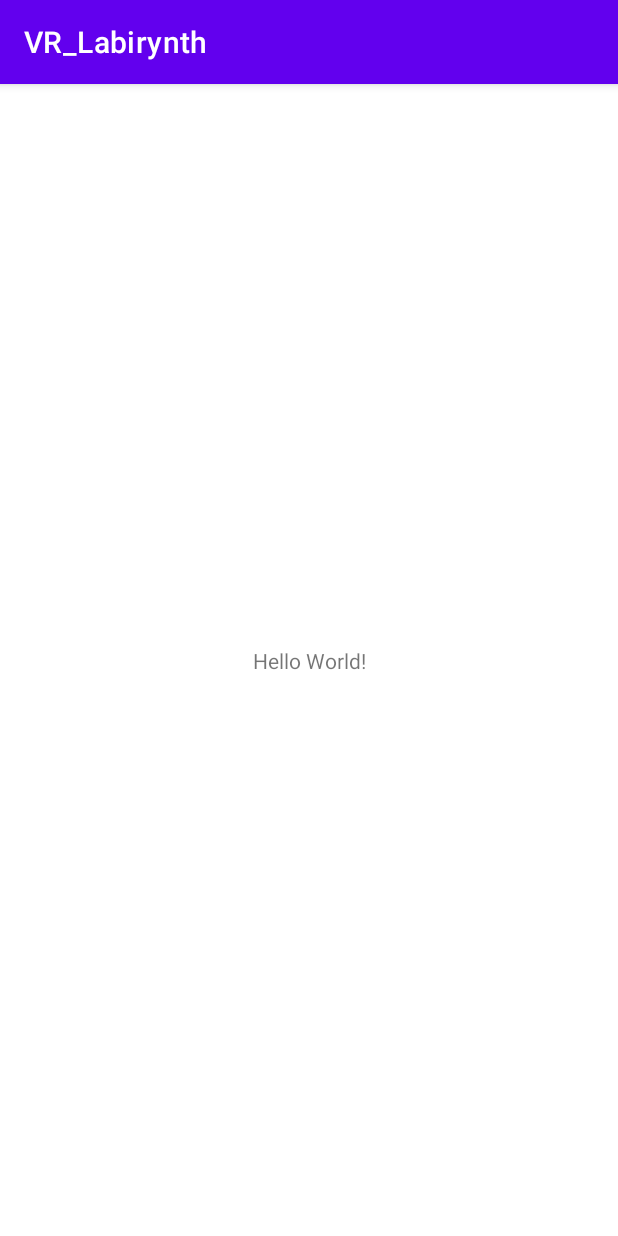
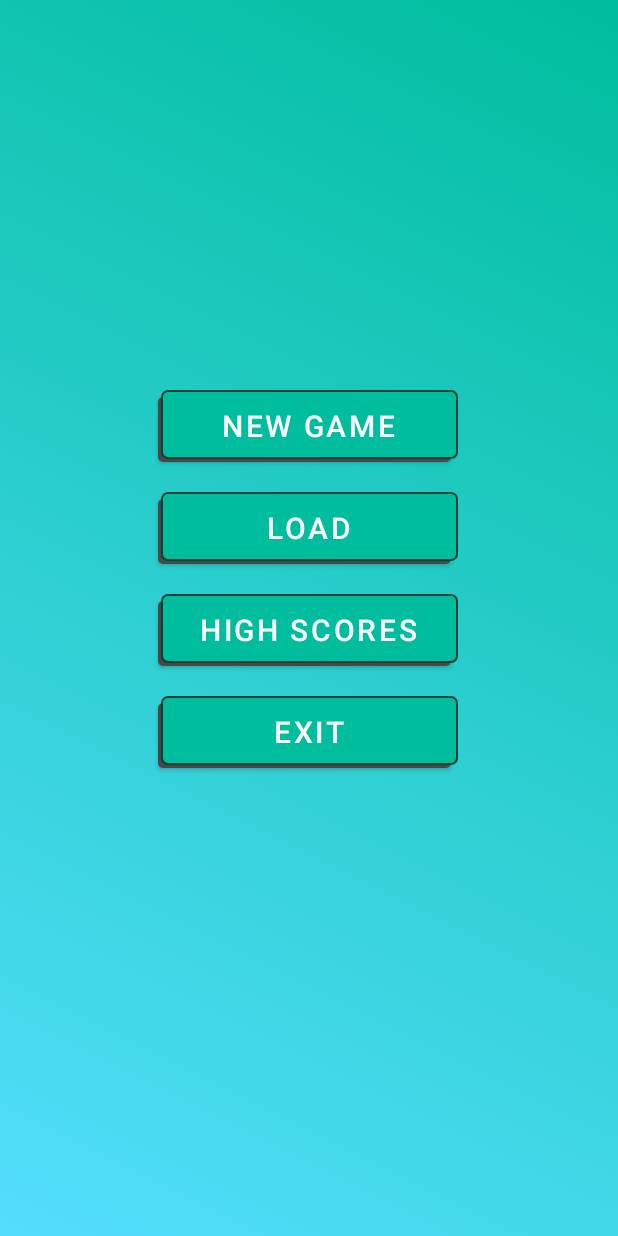
Before and after one commit to michal1702/VR_Labirynth, an Android app: the screen it shows after launch (MainActivity), on a phone screen of 412 x 824 dp. Run offline under Robolectric (Android 15) with nearby library versions, the phone set to English and light mode, and no system bars.

Commit message:
created main menu layout

```diff
--- a/app/build.gradle
+++ b/app/build.gradle
@@ -30,6 +30,9 @@ android {
     kotlinOptions {
         jvmTarget = '1.8'
     }
+    buildFeatures {
+        viewBinding true
+    }
 }
 
 dependencies {
--- a/app/src/main/java/pl/polsl/vr_labirynth/MainActivity.kt
+++ b/app/src/main/java/pl/polsl/vr_labirynth/MainActivity.kt
@@ -1,11 +1,71 @@
 package pl.polsl.vr_labirynth
 
+import android.annotation.SuppressLint
+import android.graphics.drawable.AnimationDrawable
+import android.os.Bundle
+import android.view.MotionEvent
+import android.view.View
 import androidx.appcompat.app.AppCompatActivity
-import android.os.Bundle
+import pl.polsl.vr_labirynth.databinding.ActivityMainBinding
+import kotlin.system.exitProcess
+
 
 class MainActivity : AppCompatActivity() {
+
+    private lateinit var binding: ActivityMainBinding
+
+    private val exitButtonClickListener =  View.OnClickListener{ exitButtonClicked() }
+    @SuppressLint("ClickableViewAccessibility")
     override fun onCreate(savedInstanceState: Bundle?) {
         super.onCreate(savedInstanceState)
-        setContentView(R.layout.activity_main)
+        binding = ActivityMainBinding.inflate(layoutInflater)
+        setContentView(binding.root)
+
+        val animation: AnimationDrawable = binding.mainMenuLayout.background as AnimationDrawable
+        animation.setEnterFadeDuration(2000)
+        animation.setExitFadeDuration(4000)
+        animation.start()
+
+        binding.newGameButton.setOnTouchListener { v, event ->
+            touched(v, event)
+            v?.onTouchEvent(event) ?: true
+        }
+        binding.loadButton.setOnTouchListener { v, event ->
+            touched(v, event)
+            v?.onTouchEvent(event) ?: true
+        }
+        binding.highScoresButton.setOnTouchListener { v, event ->
+            touched(v, event)
+            v?.onTouchEvent(event) ?: true
+        }
+        binding.exitButton.setOnTouchListener { v, event ->
+            touched(v, event)
+            v?.onTouchEvent(event) ?: true
+        }
+        binding.exitButton.setOnClickListener(exitButtonClickListener)
+    }
+
+    /**
+     * Method changes background color after a touch
+     * @param view current view
+     * @param event action performed on a button
+     */
+    private fun touched(view: View, event: MotionEvent?){
+        when (event?.action) {
+            MotionEvent.ACTION_DOWN -> {
+                view.setBackgroundResource(R.drawable.button_touched_background)
+            }
+            MotionEvent.ACTION_UP -> {
+                view.setBackgroundResource(R.drawable.buttons_background)
+            }
+        }
+    }
+
+    /**
+     * Exit point of an application
+     */
+    private fun exitButtonClicked(){
+        finish()
+        exitProcess(0);
     }
 }
--- /dev/null
+++ b/app/src/main/res/drawable/button_touched_background.xml
@@ -0,0 +1,23 @@
+<?xml version="1.0" encoding="utf-8"?>
+<selector xmlns:android="http://schemas.android.com/apk/res/android">
+    <item>
+        <layer-list>
+            <item android:right="5dp" android:top="5dp">
+                <shape>
+                    <corners android:radius="3dp" />
+                    <solid android:color="#4A4747" />
+                </shape>
+            </item>
+            <item android:bottom="2dp" android:left="2dp">
+                <shape>
+                    <gradient android:angle="270"
+                        android:endColor="#02937A" android:startColor="#FF02937A" />
+                    <stroke android:width="1dp" android:color="#034237" />
+                    <corners android:radius="4dp" />
+                    <padding android:bottom="10dp" android:left="10dp"
+                        android:right="10dp" android:top="10dp" />
+                </shape>
+            </item>
+        </layer-list>
+    </item>
+</selector>
--- /dev/null
+++ b/app/src/main/res/drawable/buttons_background.xml
@@ -0,0 +1,24 @@
+<?xml version="1.0" encoding="utf-8"?>
+<selector xmlns:android="http://schemas.android.com/apk/res/android">
+    <item>
+        <layer-list>
+            <item android:right="5dp" android:top="5dp">
+                <shape>
+                    <corners android:radius="3dp" />
+                    <solid android:color="#4A4747" />
+                </shape>
+            </item>
+            <item android:bottom="2dp" android:left="2dp">
+                <shape>
+                    <gradient android:angle="270"
+                        android:endColor="#00BD9D" android:startColor="#00BD9D" />
+                    <stroke android:width="1dp" android:color="#034237" />
+                    <corners android:radius="4dp" />
+                    <padding android:bottom="10dp" android:left="10dp"
+                        android:right="10dp" android:top="10dp" />
+                </shape>
+            </item>
+        </layer-list>
+    </item>
+
+</selector>
--- /dev/null
+++ b/app/src/main/res/drawable/gradient_1.xml
@@ -0,0 +1,6 @@
+<?xml version="1.0" encoding="utf-8"?>
+<shape xmlns:android="http://schemas.android.com/apk/res/android">
+    <gradient android:angle="225"
+        android:endColor="#FFFBFA"
+        android:startColor="#49C6E5"/>
+</shape>
--- /dev/null
+++ b/app/src/main/res/drawable/gradient_2.xml
@@ -0,0 +1,6 @@
+<?xml version="1.0" encoding="utf-8"?>
+<shape xmlns:android="http://schemas.android.com/apk/res/android">
+    <gradient android:angle="45"
+        android:endColor="#00BD9D"
+        android:startColor="#54DEFD"/>
+</shape>
--- /dev/null
+++ b/app/src/main/res/drawable/gradient_3.xml
@@ -0,0 +1,6 @@
+<?xml version="1.0" encoding="utf-8"?>
+<shape xmlns:android="http://schemas.android.com/apk/res/android">
+    <gradient android:angle="225"
+        android:endColor="#8BD7D2"
+        android:startColor="#CEFB01"/>
+</shape>
--- /dev/null
+++ b/app/src/main/res/drawable/gradient_list.xml
@@ -0,0 +1,9 @@
+<?xml version="1.0" encoding="utf-8"?>
+<animation-list xmlns:android="http://schemas.android.com/apk/res/android">
+    <item android:drawable="@drawable/gradient_1"
+        android:duration="4000"/>
+    <item android:drawable="@drawable/gradient_2"
+        android:duration="4000"/>
+    <item android:drawable="@drawable/gradient_3"
+        android:duration="4000"/>
+</animation-list>
--- a/app/src/main/res/layout/activity_main.xml
+++ b/app/src/main/res/layout/activity_main.xml
@@ -2,17 +2,62 @@
 <androidx.constraintlayout.widget.ConstraintLayout xmlns:android="http://schemas.android.com/apk/res/android"
     xmlns:app="http://schemas.android.com/apk/res-auto"
     xmlns:tools="http://schemas.android.com/tools"
+    android:id="@+id/mainMenuLayout"
+    android:background="@drawable/gradient_list"
     android:layout_width="match_parent"
     android:layout_height="match_parent"
     tools:context=".MainActivity">
 
-    <TextView
-        android:layout_width="wrap_content"
+    <Button
+        android:id="@+id/newGameButton"
+        android:layout_width="200dp"
         android:layout_height="wrap_content"
-        android:text="Hello World!"
-        app:layout_constraintBottom_toBottomOf="parent"
-        app:layout_constraintLeft_toLeftOf="parent"
-        app:layout_constraintRight_toRightOf="parent"
+        android:layout_marginTop="260dp"
+        android:background="@drawable/buttons_background"
+        android:text="New game"
+        android:textSize="20sp"
+        app:backgroundTint="@null"
+        app:layout_constraintEnd_toEndOf="parent"
+        app:layout_constraintHorizontal_bias="0.498"
+        app:layout_constraintStart_toStartOf="parent"
         app:layout_constraintTop_toTopOf="parent" />
 
+    <Button
+        android:id="@+id/loadButton"
+        android:layout_width="200dp"
+        android:layout_height="wrap_content"
+        android:layout_marginTop="20dp"
+        android:background="@drawable/buttons_background"
+        android:text="Load"
+        android:textSize="20sp"
+        app:backgroundTint="@null"
+        app:layout_constraintEnd_toEndOf="@+id/newGameButton"
+        app:layout_constraintStart_toStartOf="@+id/newGameButton"
+        app:layout_constraintTop_toBottomOf="@+id/newGameButton" />
+
+    <Button
+        android:id="@+id/highScoresButton"
+        android:layout_width="200dp"
+        android:layout_height="wrap_content"
+        android:layout_marginTop="20dp"
+        android:background="@drawable/buttons_background"
+        android:text="High Scores"
+        android:textSize="20sp"
+        app:backgroundTint="@null"
+        app:layout_constraintEnd_toEndOf="@+id/loadButton"
+        app:layout_constraintStart_toStartOf="@+id/loadButton"
+        app:layout_constraintTop_toBottomOf="@+id/loadButton" />
+
+    <Button
+        android:id="@+id/exitButton"
+        android:layout_width="200dp"
+        android:layout_height="wrap_content"
+        android:layout_marginTop="20dp"
+        android:background="@drawable/buttons_background"
+        android:text="Exit"
+        android:textSize="20sp"
+        app:backgroundTint="@null"
+        app:layout_constraintEnd_toEndOf="@+id/highScoresButton"
+        app:layout_constraintStart_toStartOf="@+id/highScoresButton"
+        app:layout_constraintTop_toBottomOf="@+id/highScoresButton" />
 </androidx.constraintlayout.widget.ConstraintLayout>
--- a/app/src/main/res/values-night/themes.xml
+++ b/app/src/main/res/values-night/themes.xml
@@ -1,6 +1,6 @@
 <resources xmlns:tools="http://schemas.android.com/tools">
     <!-- Base application theme. -->
-    <style name="Theme.VR_Labirynth" parent="Theme.MaterialComponents.DayNight.DarkActionBar">
+    <style name="Theme.VR_Labirynth" parent="Theme.MaterialComponents.DayNight.NoActionBar">
         <!-- Primary brand color. -->
         <item name="colorPrimary">@color/purple_200</item>
         <item name="colorPrimaryVariant">@color/purple_700</item>
--- a/app/src/main/res/values/themes.xml
+++ b/app/src/main/res/values/themes.xml
@@ -1,6 +1,6 @@
 <resources xmlns:tools="http://schemas.android.com/tools">
     <!-- Base application theme. -->
-    <style name="Theme.VR_Labirynth" parent="Theme.MaterialComponents.DayNight.DarkActionBar">
+    <style name="Theme.VR_Labirynth" parent="Theme.MaterialComponents.DayNight.NoActionBar">
         <!-- Primary brand color. -->
         <item name="colorPrimary">@color/purple_500</item>
         <item name="colorPrimaryVariant">@color/purple_700</item>
```
